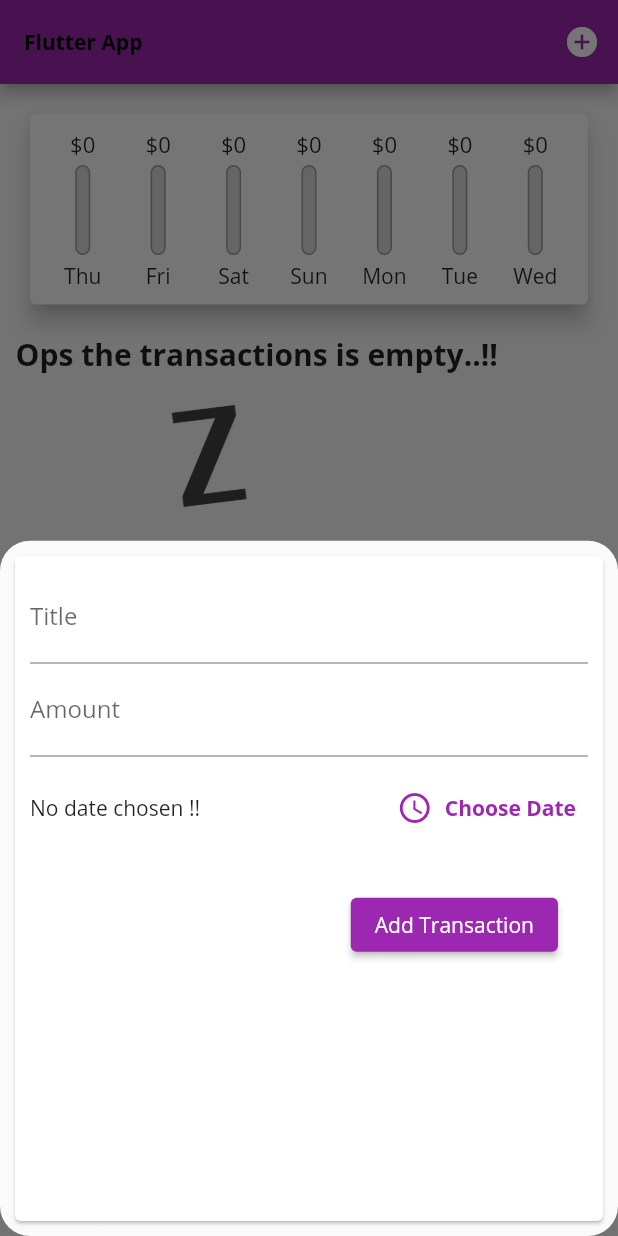
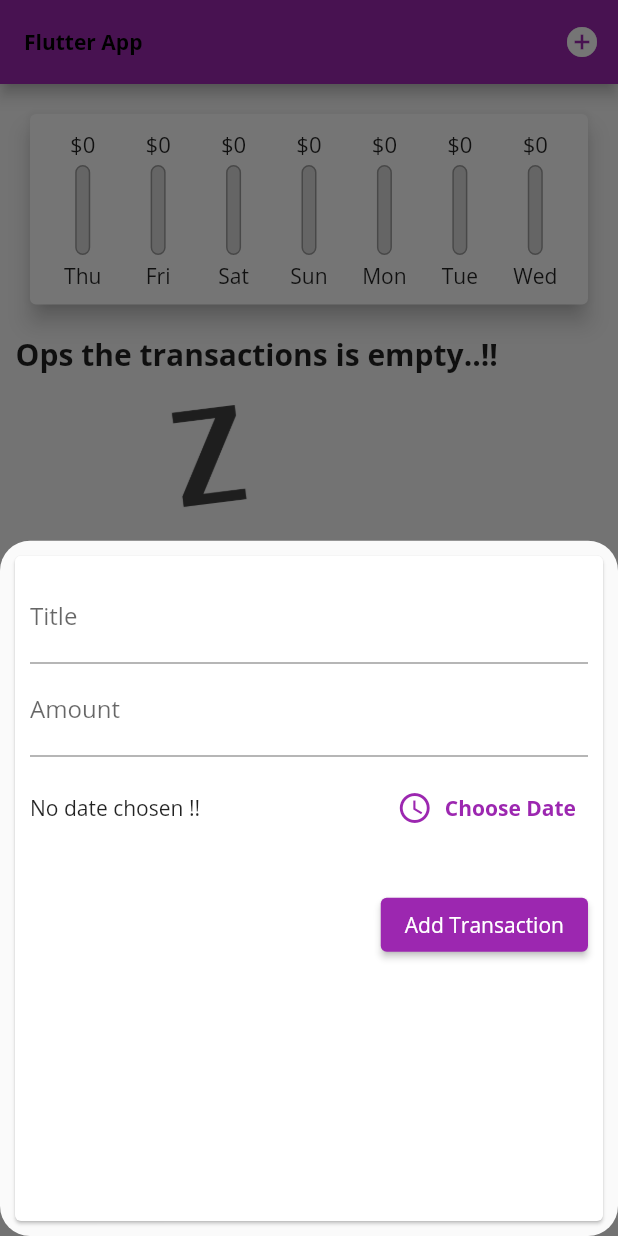
Before and after one commit to Alaaa-Drebate/taxis-colecter, a Flutter app: the screen it shows after launch, after a tap on the "add circle" icon, on a phone screen of 412 x 824 dp. Run offline on Flutter 3.47's test engine with Material 2 defaults, Android fonts, the phone set to English and light mode, and no system bars.

Commit message:
make modification

```diff
--- a/lib/widgets/new_transaction.dart
+++ b/lib/widgets/new_transaction.dart
@@ -1,3 +1,4 @@
+import 'package:flutter/cupertino.dart';
 import 'package:flutter/material.dart';
 import 'package:intl/intl.dart';
 
@@ -106,7 +107,7 @@ class _NewTransactionState extends State<NewTransaction> {
               ),
             ),
             Container(
-              margin: EdgeInsets.all(20),
+              margin: EdgeInsets.symmetric(vertical: 20),
               child: ElevatedButton(
                 onPressed: _submitTransaction,
                 child: Text('Add Transaction'),
```
